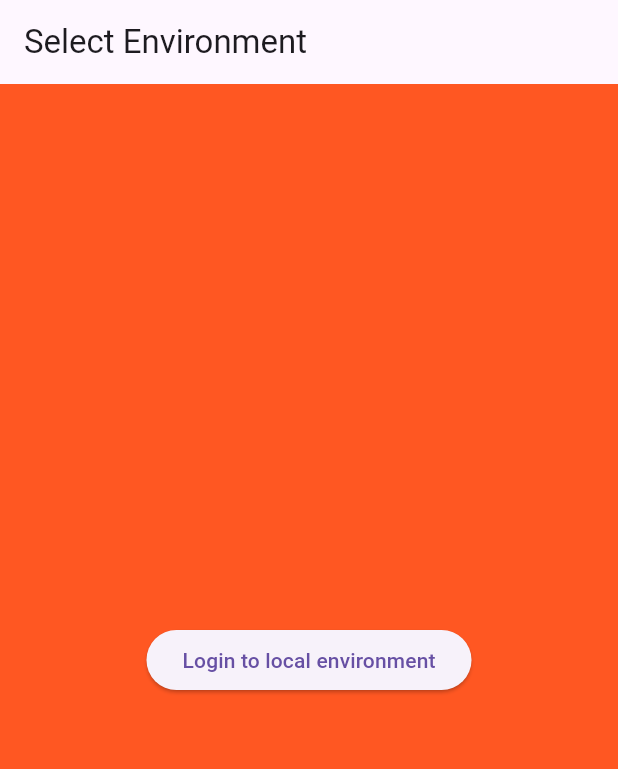
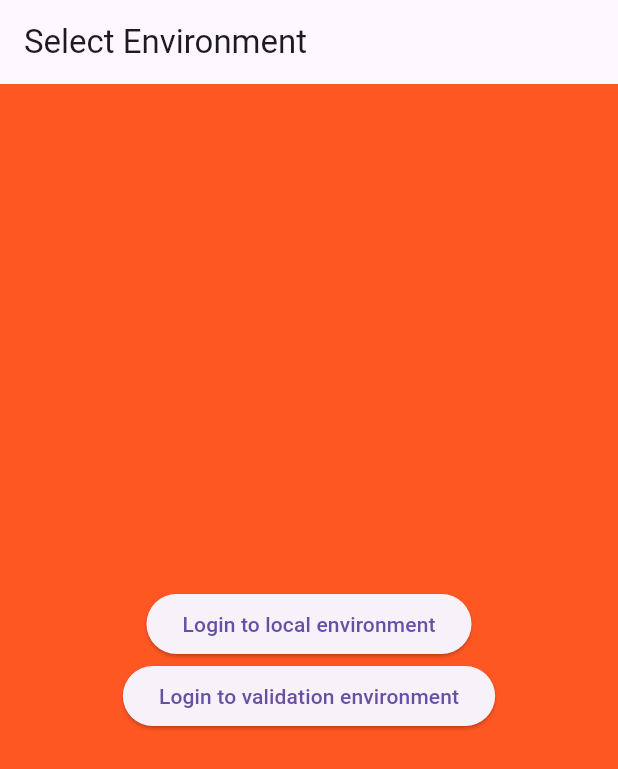
Before and after one commit to WhiteshadowYS/saas_test, a Flutter app: the screen it shows after launch, on a phone screen of 412 x 824 dp. Shown: the top 769 px of the screen. Run offline on Flutter 3.47's test engine with Material 3 defaults, Android fonts, the phone set to English and light mode, and no system bars; our stand-ins replace flutter_dotenv, get_it, go_router, injectable.

```diff
--- a/lib/application/config/environments.dart
+++ b/lib/application/config/environments.dart
@@ -1,3 +1,4 @@
 const List<String> environments = [
   'local',
+  'validation',
 ];
```
Also changed, not shown: 1 other file.
